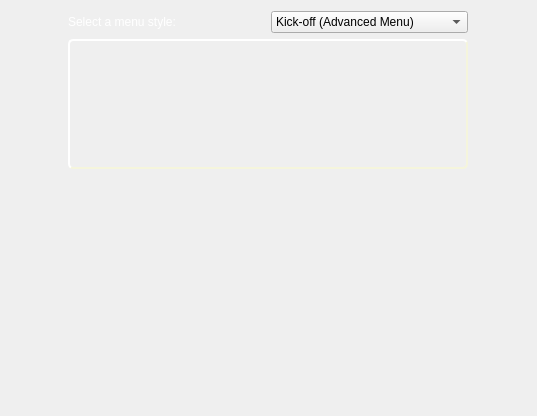
Before: the Qt Designer form kde4/kaptan4/src/gui/menuWidget.ui in pars-linux/uludag, drawn with Qt 5.
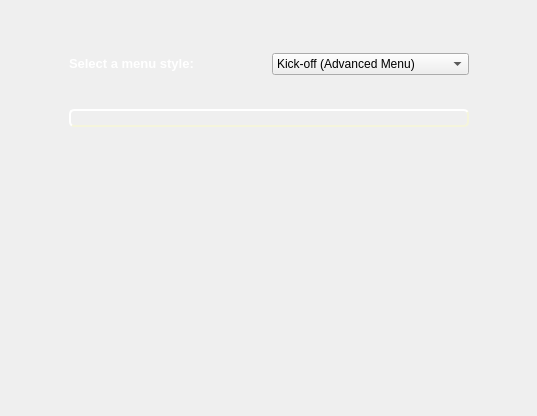
After: the same form once the commit is applied.

```diff
--- a/kde4/kaptan4/src/gui/menuWidget.ui
+++ b/kde4/kaptan4/src/gui/menuWidget.ui
@@ -23,11 +23,35 @@
 
 }</string>
   </property>
-  <layout class="QGridLayout" name="gridLayout_2">
-   <item row="0" column="0">
     <layout class="QGridLayout" name="gridLayout">
-     <item row="0" column="0">
-      <layout class="QVBoxLayout" name="verticalLayout">
+   <item row="0" column="1">
+    <spacer name="verticalSpacer_2">
+     <property name="orientation">
+      <enum>Qt::Vertical</enum>
+     </property>
+     <property name="sizeHint" stdset="0">
+      <size>
+       <width>20</width>
+       <height>38</height>
+      </size>
+     </property>
+    </spacer>
+   </item>
+   <item row="1" column="0">
+    <spacer name="horizontalSpacer">
+     <property name="orientation">
+      <enum>Qt::Horizontal</enum>
+     </property>
+     <property name="sizeHint" stdset="0">
+      <size>
+       <width>56</width>
+       <height>20</height>
+      </size>
+     </property>
+    </spacer>
+   </item>
+   <item row="1" column="1">
+    <layout class="QVBoxLayout" name="verticalLayout_2">
        <item>
         <layout class="QHBoxLayout" name="horizontalLayout">
          <item>
@@ -36,7 +60,11 @@
             <string notr="true">color: white</string>
            </property>
            <property name="text">
-            <string>Select a menu style:</string>
+          <string>&lt;!DOCTYPE HTML PUBLIC &quot;-//W3C//DTD HTML 4.0//EN&quot; &quot;http://www.w3.org/TR/REC-html40/strict.dtd&quot;&gt;
+&lt;html&gt;&lt;head&gt;&lt;meta name=&quot;qrichtext&quot; content=&quot;1&quot; /&gt;&lt;style type=&quot;text/css&quot;&gt;
+p, li { white-space: pre-wrap; }
+&lt;/style&gt;&lt;/head&gt;&lt;body style=&quot; font-family:'Droid Sans'; font-size:10pt; font-weight:400; font-style:normal;&quot;&gt;
+&lt;p style=&quot; margin-top:0px; margin-bottom:0px; margin-left:0px; margin-right:0px; -qt-block-indent:0; text-indent:0px;&quot;&gt;&lt;span style=&quot; font-weight:600;&quot;&gt;Select a menu style:&lt;/span&gt;&lt;/p&gt;&lt;/body&gt;&lt;/html&gt;</string>
            </property>
           </widget>
          </item>
@@ -65,6 +93,21 @@
         </layout>
        </item>
        <item>
+      <spacer name="verticalSpacer">
+       <property name="orientation">
+        <enum>Qt::Vertical</enum>
+       </property>
+       <property name="sizeHint" stdset="0">
+        <size>
+         <width>20</width>
+         <height>28</height>
+        </size>
+       </property>
+      </spacer>
+     </item>
+     <item>
+      <layout class="QVBoxLayout" name="verticalLayout">
+       <item>
         <widget class="QLabel" name="labelMenuDescription">
          <property name="styleSheet">
           <string notr="true">color: white</string>
@@ -77,9 +120,7 @@
          </property>
         </widget>
        </item>
-      </layout>
-     </item>
-     <item row="1" column="0">
+       <item>
       <widget class="QLabel" name="pictureMenuStyles">
        <property name="sizePolicy">
         <sizepolicy hsizetype="Expanding" vsizetype="Expanding">
@@ -111,6 +152,34 @@
       </widget>
      </item>
     </layout>
+     </item>
+    </layout>
+   </item>
+   <item row="1" column="2">
+    <spacer name="horizontalSpacer_2">
+     <property name="orientation">
+      <enum>Qt::Horizontal</enum>
+     </property>
+     <property name="sizeHint" stdset="0">
+      <size>
+       <width>55</width>
+       <height>20</height>
+      </size>
+     </property>
+    </spacer>
+   </item>
+   <item row="2" column="1">
+    <spacer name="verticalSpacer_3">
+     <property name="orientation">
+      <enum>Qt::Vertical</enum>
+     </property>
+     <property name="sizeHint" stdset="0">
+      <size>
+       <width>20</width>
+       <height>38</height>
+      </size>
+     </property>
+    </spacer>
    </item>
   </layout>
  </widget>
```
Lines whose indentation alone changed are shown as unchanged.
